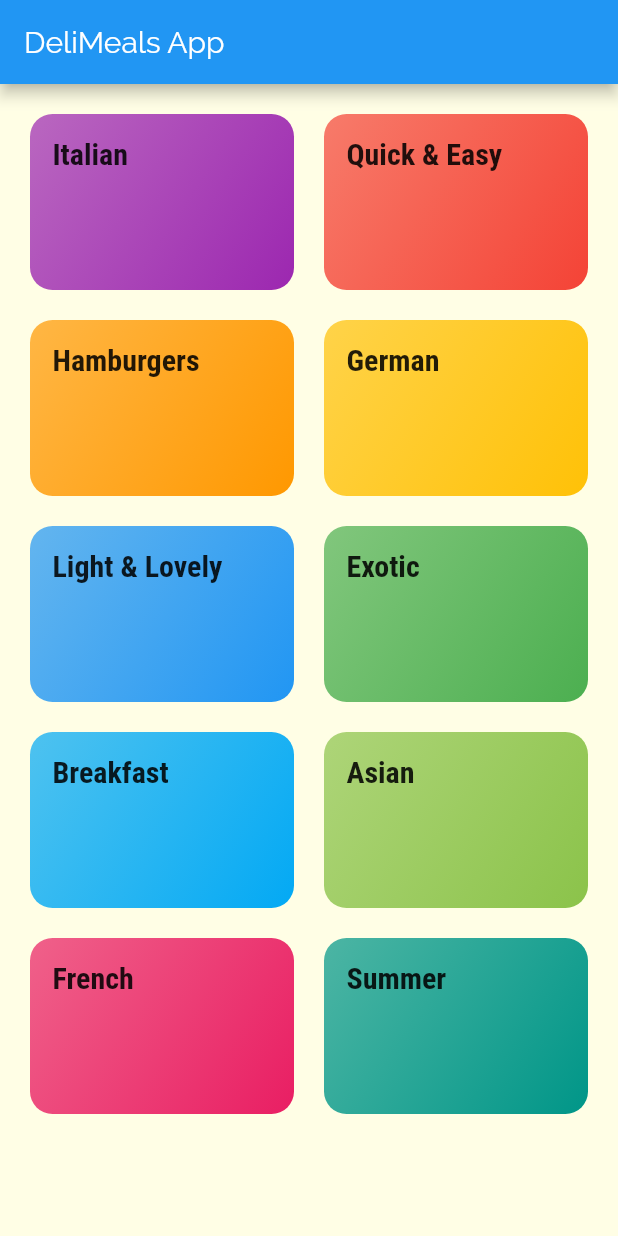
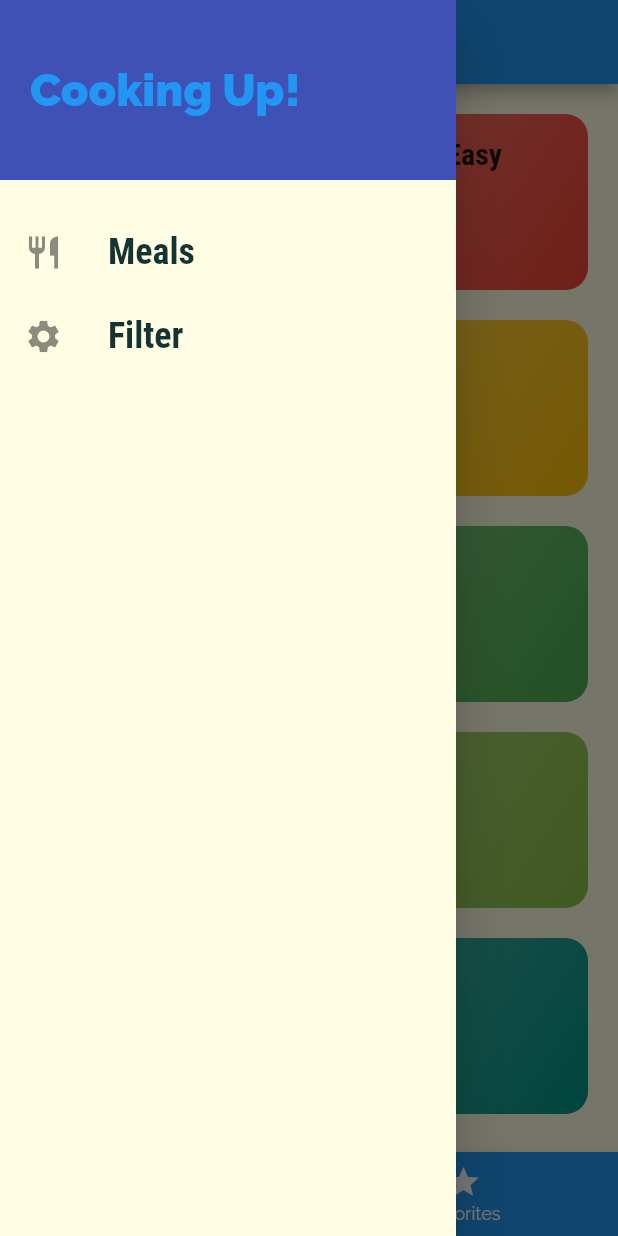
Before and after one commit to Barragan17/Flutter-Projects, a Flutter app: the screen it shows after launch, with the side drawer open (before the commit the screen has no drawer), on a phone screen of 412 x 824 dp. Run offline on Flutter 3.47's test engine with Material 2 defaults, Android fonts, the phone set to English and light mode, and no system bars; missing offline and left inert: dart:ffi.

Commit message:
Add Bottom Navigation & Drawer

```diff
--- a/meals_app/lib/main.dart
+++ b/meals_app/lib/main.dart
@@ -1,6 +1,8 @@
 import 'package:flutter/foundation.dart';
 import 'package:flutter/material.dart';
+import 'package:meals_app/screen/filters_screen.dart';
 import 'package:meals_app/screen/meal_detail_screen.dart';
+import 'package:meals_app/screen/tabs_screen.dart';
 import '../screen/categories_screen.dart';
 import '../screen/category_meals_screen.dart';
 
@@ -15,7 +17,7 @@ class MyApp extends StatelessWidget {
       title: 'Delimeals',
       theme: ThemeData(
         primarySwatch: Colors.blue,
-        accentColor: Colors.blueAccent,
+        accentColor: Colors.indigo,
         canvasColor: Color.fromRGBO(255, 254, 229, 1),
         fontFamily: 'Raleway',
         textTheme: ThemeData.light().textTheme.copyWith(
@@ -34,9 +36,10 @@ class MyApp extends StatelessWidget {
       ),
       // home: CategoriesScreen(),
       routes: {
-        '/': (ctx) => CategoriesScreen(),
+        '/': (ctx) => TabsScreen(),
         CategoryMealsScreen.routeName: (ctx) => CategoryMealsScreen(),
         MealDetailScreen.routeName: (ctx) => MealDetailScreen(),
+        FiltersScreen.routeName: (ctx) => FiltersScreen(),
       },
       // use onGenerateRoute if the app can't find any named route (could come in handy when you build dynamic link applications)
       onGenerateRoute: (settings) {
--- a/meals_app/lib/screen/categories_screen.dart
+++ b/meals_app/lib/screen/categories_screen.dart
@@ -6,11 +6,7 @@ import '../widget/category_item.dart';
 class CategoriesScreen extends StatelessWidget {
   @override
   Widget build(BuildContext context) {
-    return Scaffold(
-      appBar: AppBar(
-        title: Text('DeliMeals App'),
-      ),
-      body: GridView(
+    return GridView(
       padding: const EdgeInsets.all(20),
       children: DUMMY_CATEGORIES
           .map((catData) =>
@@ -25,7 +21,6 @@ class CategoriesScreen extends StatelessWidget {
         crossAxisSpacing: 20,
         mainAxisSpacing: 20,
       ),
-      ),
     );
   }
 }
--- /dev/null
+++ b/meals_app/lib/screen/tabs_screen.dart
@@ -0,0 +1,58 @@
+import 'package:flutter/material.dart';
+import 'package:meals_app/screen/categories_screen.dart';
+import 'package:meals_app/screen/favorites_screen.dart';
+import 'package:meals_app/widget/main_drawer.dart';
+
+class TabsScreen extends StatefulWidget {
+  @override
+  _TabsScreenState createState() => _TabsScreenState();
+}
+
+class _TabsScreenState extends State<TabsScreen> {
+  // use list of map to change the screen and the title dynamically
+  final List<Map<String, Object>> _pages = [
+    {
+      'pages': CategoriesScreen(),
+      'title': 'Categories',
+    },
+    {
+      'pages': FavoritesScreen(),
+      'title': 'Favorite',
+    }
+  ];
+  int _selectedPageIndex = 0;
+  void _selectPage(int index) {
+    setState(() {
+      _selectedPageIndex = index;
+    });
+  }
+
+  @override
+  Widget build(BuildContext context) {
+    return Scaffold(
+      appBar: AppBar(
+        title: Text(_pages[_selectedPageIndex]['title'] as String),
+      ),
+      drawer: MainDrawer(),
+      body: _pages[_selectedPageIndex]['pages'] as Widget,
+      bottomNavigationBar: BottomNavigationBar(
+        // onTap automatically give index into _selectPage method
+        onTap: _selectPage,
+        backgroundColor: Theme.of(context).primaryColor,
+        unselectedItemColor: Colors.white,
+        selectedItemColor: Theme.of(context).accentColor,
+        currentIndex: _selectedPageIndex,
+        items: [
+          BottomNavigationBarItem(
+            icon: Icon(Icons.category),
+            title: Text('Categories'),
+          ),
+          BottomNavigationBarItem(
+            icon: Icon(Icons.star),
+            title: Text('Favorites'),
+          ),
+        ],
+      ),
+    );
+  }
+}
--- /dev/null
+++ b/meals_app/lib/widget/main_drawer.dart
@@ -0,0 +1,66 @@
+import 'dart:ui';
+
+import 'package:flutter/material.dart';
+import 'package:meals_app/screen/filters_screen.dart';
+
+class MainDrawer extends StatelessWidget {
+  Widget listTileBuilder(String name, IconData icon, VoidCallback tabHandler) {
+    return ListTile(
+      leading: Icon(
+        icon,
+        size: 26,
+      ),
+      title: Text(
+        name,
+        style: TextStyle(
+          fontFamily: 'RobotoCondensed',
+          fontSize: 24,
+          fontWeight: FontWeight.bold,
+        ),
+      ),
+      onTap: tabHandler,
+    );
+  }
+
+  @override
+  Widget build(BuildContext context) {
+    return Drawer(
+      child: Column(
+        children: [
+          Container(
+            height: 120,
+            width: double.infinity,
+            padding: EdgeInsets.all(20),
+            alignment: Alignment.centerLeft,
+            color: Theme.of(context).accentColor,
+            child: Text(
+              'Cooking Up!',
+              style: TextStyle(
+                fontWeight: FontWeight.w900,
+                fontSize: 30,
+                color: Theme.of(context).primaryColor,
+              ),
+            ),
+          ),
+          SizedBox(
+            height: 20,
+          ),
+          listTileBuilder(
+            'Meals',
+            Icons.restaurant,
+            () {
+              Navigator.of(context).pushNamed('/');
+            },
+          ),
+          listTileBuilder(
+            'Filter',
+            Icons.settings,
+            () {
+              Navigator.of(context).pushNamed(FiltersScreen.routeName);
+            },
+          ),
+        ],
+      ),
+    );
+  }
+}
```
Also changed, not shown: meals_app/lib/screen/favorites_screen.dart (added, +10 -0 lines), meals_app/lib/screen/filters_screen.dart (added, +17 -0 lines), meals_app/lib/screen/meal_detail_screen.dart (+81 -3 lines). Lines whose indentation alone changed are shown as unchanged.
